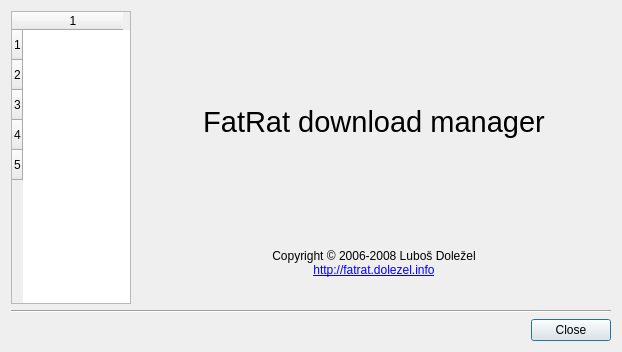
Above: AboutDlg.ui from LubosD/fatrat before the change. Below: the same form after it.
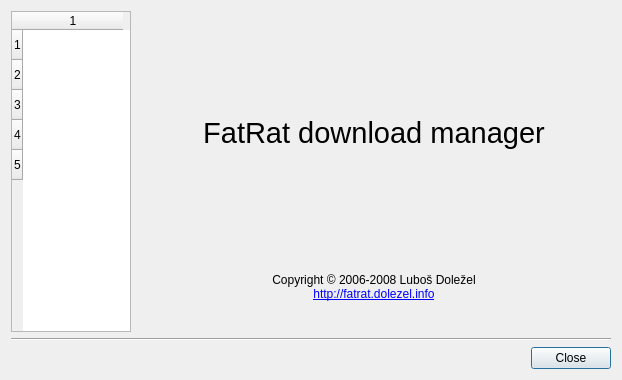
That is the form after the change. Icons and pictures are not drawn.

What changed in the file:
```diff
--- a/AboutDlg.ui
+++ b/AboutDlg.ui
@@ -6,7 +6,7 @@
     <x>0</x>
     <y>0</y>
     <width>622</width>
-    <height>352</height>
+    <height>380</height>
    </rect>
   </property>
   <property name="windowTitle" >
@@ -68,6 +68,14 @@
       <number>0</number>
      </property>
      <widget class="QWidget" name="page" >
+      <property name="geometry" >
+       <rect>
+        <x>0</x>
+        <y>0</y>
+        <width>478</width>
+        <height>320</height>
+       </rect>
+      </property>
       <layout class="QGridLayout" >
        <item row="0" column="0" >
         <widget class="QLabel" name="label" >
@@ -82,15 +90,18 @@
        <item row="1" column="0" >
         <widget class="QLabel" name="label_2" >
          <property name="text" >
-          <string>&lt;font size=20>FatRat download manager</string>
-         </property>
-         <property name="alignment" >
-          <set>Qt::AlignCenter</set>
+          <string>&lt;center>&lt;font size=20>FatRat download manager</string>
          </property>
         </widget>
        </item>
        <item row="2" column="0" >
         <widget class="QLabel" name="labelVersion" >
+         <property name="font" >
+          <font>
+           <weight>75</weight>
+           <bold>true</bold>
+          </font>
+         </property>
          <property name="alignment" >
           <set>Qt::AlignCenter</set>
          </property>
@@ -99,10 +110,10 @@
        <item row="3" column="0" >
         <widget class="QLabel" name="label_3" >
          <property name="text" >
-          <string>Copyright © 2006-2008 Luboš Doležel&lt;br>&lt;a href="http://fatrat.dolezel.info">http://fatrat.dolezel.info&lt;/a></string>
+          <string>&lt;center>Copyright © 2006-2008 Luboš Doležel&lt;br>&lt;a href="http://fatrat.dolezel.info">http://fatrat.dolezel.info&lt;/a></string>
          </property>
-         <property name="alignment" >
-          <set>Qt::AlignCenter</set>
+         <property name="textFormat" >
+          <enum>Qt::AutoText</enum>
          </property>
         </widget>
        </item>
```
Left out of the diff: 67 changed lines with no effect on the pictures.
